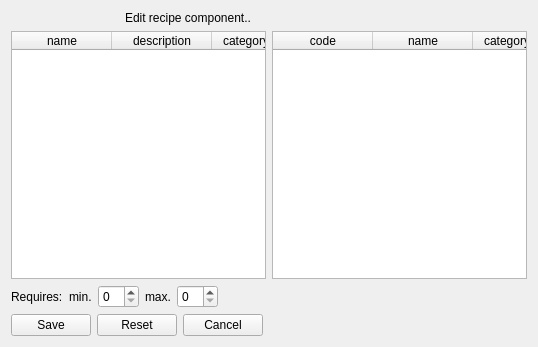
Before: the Qt Designer form client/forms/recipe_component_edit.ui in Wolframe/configurator, drawn with Qt 5.
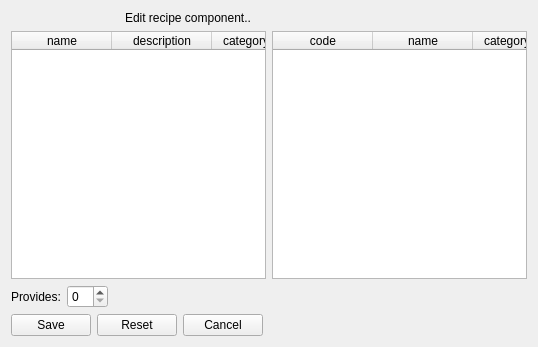
After: the same form once the commit is applied. Icons and pictures are not drawn.

The edit to the form file:
```diff
--- a/client/forms/recipe_component_edit.ui
+++ b/client/forms/recipe_component_edit.ui
@@ -337,37 +337,14 @@
      <item row="1" column="0">
       <widget class="QLabel" name="label_requires">
        <property name="text">
-        <string>Requires:</string>
+        <string>Provides:</string>
        </property>
       </widget>
      </item>
      <item row="1" column="1">
       <layout class="QHBoxLayout" name="horizontalLayout_5">
        <item>
-        <widget class="QLabel" name="label_min_requires">
-         <property name="text">
-          <string>min.</string>
-         </property>
-         <property name="buddy">
-          <cstring>min_requires</cstring>
-         </property>
-        </widget>
-       </item>
-       <item>
-        <widget class="QSpinBox" name="min_requires"/>
-       </item>
-       <item>
-        <widget class="QLabel" name="label_max_requires">
-         <property name="text">
-          <string>max.</string>
-         </property>
-         <property name="buddy">
-          <cstring>max_requires</cstring>
-         </property>
-        </widget>
-       </item>
-       <item>
-        <widget class="QSpinBox" name="max_requires"/>
+        <widget class="QSpinBox" name="quantity"/>
        </item>
        <item>
         <spacer name="horizontalSpacer_2">
```
Left out of the diff: 3 changed lines with no effect on the pictures.
